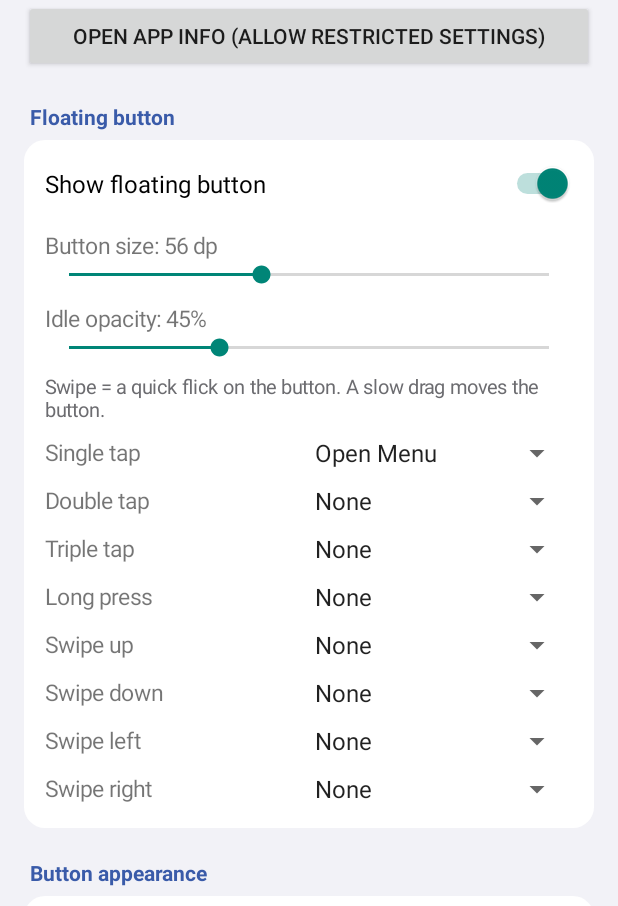
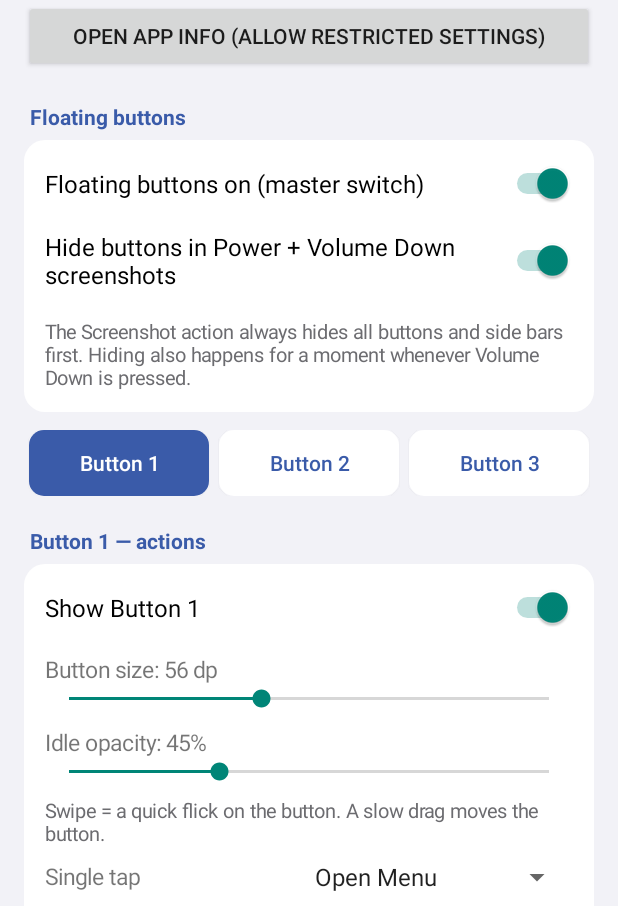
Before and after one commit to akashgupta0001/AssistiveTouch, an Android app: the screen it shows after launch (MainActivity), on a phone screen of 412 x 824 dp, the part 330-1236 px from its top. Run offline under Robolectric (Android 15) with nearby library versions, the phone set to English and light mode, and no system bars.

Commit message:
Up to 3 floating buttons with own actions and look; hide from screenshots
Co-Authored-By: Claude Opus 5.5 <noreply@anthropic.com>
Claude-Session: https://claude.ai/code/session_01VwgdVw3tWSfTffDjjGrg13

```diff
--- a/app/src/main/java/com/assistive/touch/FloatingButtonView.java
+++ b/app/src/main/java/com/assistive/touch/FloatingButtonView.java
@@ -30,26 +30,29 @@ public class FloatingButtonView extends View {
     private boolean circle;
     private Bitmap photo;
 
-    public FloatingButtonView(Context context) {
+    private final int index;
+
+    public FloatingButtonView(Context context, int index) {
         super(context);
+        this.index = index;
         setContentDescription(context.getString(R.string.app_name));
         loadStyle();
     }
 
-    public static File photoFile(Context c) {
-        return new File(c.getFilesDir(), Prefs.PHOTO_FILE);
+    public static File photoFile(Context c, int index) {
+        return new File(c.getFilesDir(), Prefs.photoFileName(index));
     }
 
     /** Re-read colours, shape and photo from settings. */
     public void loadStyle() {
         SharedPreferences p = Prefs.get(getContext());
-        bgColor = p.getInt(Prefs.KEY_BG_COLOR, Prefs.DEFAULT_BG_COLOR);
-        bgAlpha = p.getInt(Prefs.KEY_BG_ALPHA, Prefs.DEFAULT_BG_ALPHA);
-        iconColor = p.getInt(Prefs.KEY_ICON_COLOR, Prefs.DEFAULT_ICON_COLOR);
-        circle = "circle".equals(p.getString(Prefs.KEY_SHAPE, "rounded"));
+        bgColor = p.getInt(Prefs.bkey(index, Prefs.KEY_BG_COLOR), Prefs.DEFAULT_BG_COLOR);
+        bgAlpha = p.getInt(Prefs.bkey(index, Prefs.KEY_BG_ALPHA), Prefs.DEFAULT_BG_ALPHA);
+        iconColor = p.getInt(Prefs.bkey(index, Prefs.KEY_ICON_COLOR), Prefs.DEFAULT_ICON_COLOR);
+        circle = "circle".equals(p.getString(Prefs.bkey(index, Prefs.KEY_SHAPE), "rounded"));
         photo = null;
-        if (p.getLong(Prefs.KEY_PHOTO, 0) != 0) {
-            File f = photoFile(getContext());
+        if (p.getLong(Prefs.bkey(index, Prefs.KEY_PHOTO), 0) != 0) {
+            File f = photoFile(getContext(), index);
             if (f.exists()) {
                 try { photo = BitmapFactory.decodeFile(f.getPath()); } catch (Throwable ignored) { }
             }
--- a/app/src/main/java/com/assistive/touch/MainActivity.java
+++ b/app/src/main/java/com/assistive/touch/MainActivity.java
@@ -42,6 +42,9 @@ public class MainActivity extends Activity {
     private Button btnEnable;
     private TextView sidebarCount;
     private FloatingButtonView preview;
+    private LinearLayout buttonSection;
+    private final Button[] tabButtons = new Button[Prefs.BUTTON_COUNT];
+    private int currentButton;
     private final List<Runnable> refreshers = new ArrayList<>();
     private static final int REQ_PHOTO = 41;
 
@@ -83,30 +86,40 @@ public class MainActivity extends Activity {
                 Settings.ACTION_APPLICATION_DETAILS_SETTINGS, Uri.parse("package:" + getPackageName()))));
         root.addView(appInfo);
 
-        // ---- floating button
-        root.addView(header("Floating button"));
-        LinearLayout fb = card(root);
-        switchRow(fb, "Show floating button", Prefs.KEY_ENABLED, true);
-        seekRow(fb, "Button size", Prefs.KEY_SIZE, 40, 80, Prefs.DEFAULT_SIZE, "%d dp");
-        seekRow(fb, "Idle opacity", Prefs.KEY_IDLE_ALPHA, 20, 100, Prefs.DEFAULT_IDLE_ALPHA, "%d%%");
-        fb.addView(note("Swipe = a quick flick on the button. A slow drag moves the button."));
-        actionRow(fb, "Single tap", Prefs.KEY_TAP);
-        actionRow(fb, "Double tap", Prefs.KEY_DOUBLE);
-        actionRow(fb, "Triple tap", Prefs.KEY_TRIPLE);
-        actionRow(fb, "Long press", Prefs.KEY_LONG);
-        actionRow(fb, "Swipe up", Prefs.KEY_SWIPE_UP);
-        actionRow(fb, "Swipe down", Prefs.KEY_SWIPE_DOWN);
-        actionRow(fb, "Swipe left", Prefs.KEY_SWIPE_LEFT);
-        actionRow(fb, "Swipe right", Prefs.KEY_SWIPE_RIGHT);
+        // ---- floating buttons
+        root.addView(header("Floating buttons"));
+        LinearLayout gm = card(root);
+        switchRow(gm, "Floating buttons on (master switch)", Prefs.KEY_BUTTONS_MASTER, true);
+        switchRow(gm, "Hide buttons in Power + Volume Down screenshots", Prefs.KEY_HIDE_ON_VOLUME, true);
+        gm.addView(note("The Screenshot action always hides all buttons and side bars first. "
+                + "Hiding also happens for a moment whenever Volume Down is pressed."));
 
-        // ---- appearance
-        appearanceSection(root);
+        LinearLayout tabs = new LinearLayout(this);
+        tabs.setOrientation(LinearLayout.HORIZONTAL);
+        tabs.setPadding(0, dp(12), 0, 0);
+        for (int i = 0; i < Prefs.BUTTON_COUNT; i++) {
+            final int idx = i;
+            Button t = new Button(this);
+            t.setText("Button " + (i + 1));
+            t.setAllCaps(false);
+            t.setOnClickListener(v -> selectButton(idx));
+            LinearLayout.LayoutParams lp = new LinearLayout.LayoutParams(0, dp(44), 1f);
+            lp.leftMargin = dp(3);
+            lp.rightMargin = dp(3);
+            tabs.addView(t, lp);
+            tabButtons[i] = t;
+        }
+        root.addView(tabs);
+        buttonSection = new LinearLayout(this);
+        buttonSection.setOrientation(LinearLayout.VERTICAL);
+        root.addView(buttonSection);
+        selectButton(0);
 
         // ---- quick settings tiles
         root.addView(header("Quick Settings tiles"));
         LinearLayout qs = card(root);
         qs.addView(note("Pull down Quick Settings, tap the pencil / Edit icon and drag these tiles in: "
-                + "\"Floating button\" (on/off), \"Side bars\" (on/off) and \"App Sidebar\" (opens your apps)."));
+                + "\"Floating buttons\" (on/off), \"Side bars\" (on/off) and \"App Sidebar\" (opens your apps)."));
 
         // ---- edge bars
         root.addView(header("Side bars"));
@@ -143,8 +156,39 @@ public class MainActivity extends Activity {
 
     // ------------------------------------------------------------ appearance
 
-    private void appearanceSection(LinearLayout root) {
-        root.addView(header("Button appearance"));
+    /** Show the settings of one floating button (1, 2 or 3). */
+    private void selectButton(int index) {
+        currentButton = index;
+        for (int i = 0; i < tabButtons.length; i++) {
+            GradientDrawable g = new GradientDrawable();
+            g.setCornerRadius(dp(10));
+            g.setColor(i == index ? 0xFF3A5BA9 : 0xFFFFFFFF);
+            tabButtons[i].setBackground(g);
+            tabButtons[i].setTextColor(i == index ? Color.WHITE : 0xFF3A5BA9);
+        }
+        buttonSection.removeAllViews();
+        String n = "Button " + (index + 1);
+
+        buttonSection.addView(header(n + " — actions"));
+        LinearLayout fb = card(buttonSection);
+        switchRow(fb, "Show " + n, Prefs.bkey(index, Prefs.KEY_ENABLED), index == 0);
+        seekRow(fb, "Button size", Prefs.bkey(index, Prefs.KEY_SIZE), 40, 80, Prefs.DEFAULT_SIZE, "%d dp");
+        seekRow(fb, "Idle opacity", Prefs.bkey(index, Prefs.KEY_IDLE_ALPHA), 20, 100, Prefs.DEFAULT_IDLE_ALPHA, "%d%%");
+        fb.addView(note("Swipe = a quick flick on the button. A slow drag moves the button."));
+        actionRow(fb, "Single tap", Prefs.bkey(index, Prefs.KEY_TAP));
+        actionRow(fb, "Double tap", Prefs.bkey(index, Prefs.KEY_DOUBLE));
+        actionRow(fb, "Triple tap", Prefs.bkey(index, Prefs.KEY_TRIPLE));
+        actionRow(fb, "Long press", Prefs.bkey(index, Prefs.KEY_LONG));
+        actionRow(fb, "Swipe up", Prefs.bkey(index, Prefs.KEY_SWIPE_UP));
+        actionRow(fb, "Swipe down", Prefs.bkey(index, Prefs.KEY_SWIPE_DOWN));
+        actionRow(fb, "Swipe left", Prefs.bkey(index, Prefs.KEY_SWIPE_LEFT));
+        actionRow(fb, "Swipe right", Prefs.bkey(index, Prefs.KEY_SWIPE_RIGHT));
+
+        appearanceSection(buttonSection, index);
+    }
+
+    private void appearanceSection(LinearLayout root, int index) {
+        root.addView(header("Button " + (index + 1) + " — appearance"));
         LinearLayout c = card(root);
 
         FrameLayout box = new FrameLayout(this);
@@ -153,7 +197,7 @@ public class MainActivity extends Activity {
         boxBg.setColor(0xFFB0B4BA);
         boxBg.setCornerRadius(dp(12));
         box.setBackground(boxBg);
-        preview = new FloatingButtonView(this);
+        preview = new FloatingButtonView(this, index);
         box.addView(preview, new FrameLayout.LayoutParams(dp(64), dp(64), Gravity.CENTER));
         c.addView(box, new LinearLayout.LayoutParams(LinearLayout.LayoutParams.MATCH_PARENT, dp(96)));
 
@@ -172,25 +216,25 @@ public class MainActivity extends Activity {
         Button clear = new Button(this);
         clear.setText("Remove photo");
         clear.setOnClickListener(v -> {
-            FloatingButtonView.photoFile(this).delete();
-            prefs.edit().putLong(Prefs.KEY_PHOTO, 0).apply();
+            FloatingButtonView.photoFile(this, index).delete();
+            prefs.edit().putLong(Prefs.bkey(index, Prefs.KEY_PHOTO), 0).apply();
             preview.loadStyle();
         });
         photoRow.addView(pick, new LinearLayout.LayoutParams(0, LinearLayout.LayoutParams.WRAP_CONTENT, 1f));
         photoRow.addView(clear, new LinearLayout.LayoutParams(0, LinearLayout.LayoutParams.WRAP_CONTENT, 1f));
         c.addView(photoRow);
 
-        colorRow(c, "Button colour", Prefs.KEY_BG_COLOR, Prefs.DEFAULT_BG_COLOR);
-        colorRow(c, "Icon colour", Prefs.KEY_ICON_COLOR, Prefs.DEFAULT_ICON_COLOR);
-        seekRow(c, "Button colour opacity", Prefs.KEY_BG_ALPHA, 10, 100, Prefs.DEFAULT_BG_ALPHA, "%d%%");
+        colorRow(c, "Button colour", Prefs.bkey(index, Prefs.KEY_BG_COLOR), Prefs.DEFAULT_BG_COLOR);
+        colorRow(c, "Icon colour", Prefs.bkey(index, Prefs.KEY_ICON_COLOR), Prefs.DEFAULT_ICON_COLOR);
+        seekRow(c, "Button colour opacity", Prefs.bkey(index, Prefs.KEY_BG_ALPHA), 10, 100, Prefs.DEFAULT_BG_ALPHA, "%d%%");
 
         Switch round = new Switch(this);
         round.setText("Circle shape");
         round.setTextSize(TypedValue.COMPLEX_UNIT_SP, 16);
         round.setPadding(0, dp(10), 0, dp(10));
-        round.setChecked("circle".equals(prefs.getString(Prefs.KEY_SHAPE, "rounded")));
+        round.setChecked("circle".equals(prefs.getString(Prefs.bkey(index, Prefs.KEY_SHAPE), "rounded")));
         round.setOnCheckedChangeListener((b, on) -> {
-            prefs.edit().putString(Prefs.KEY_SHAPE, on ? "circle" : "rounded").apply();
+            prefs.edit().putString(Prefs.bkey(index, Prefs.KEY_SHAPE), on ? "circle" : "rounded").apply();
             preview.loadStyle();
         });
         c.addView(round);
@@ -244,6 +288,7 @@ public class MainActivity extends Activity {
         if (requestCode != REQ_PHOTO || resultCode != RESULT_OK || data == null || data.getData() == null) return;
         Intent crop = new Intent(this, CropActivity.class);
         crop.setData(data.getData());
+        crop.putExtra("index", currentButton);
         crop.addFlags(Intent.FLAG_GRANT_READ_URI_PERMISSION);
         startActivity(crop);
     }
--- a/app/src/main/java/com/assistive/touch/Prefs.java
+++ b/app/src/main/java/com/assistive/touch/Prefs.java
@@ -47,6 +47,11 @@ public final class Prefs {
     public static final String LEFT = "L";
     public static final String RIGHT = "R";
 
+    // Multiple floating buttons: button 0 uses the plain keys, buttons 1 and 2 add "_b1" / "_b2".
+    public static final int BUTTON_COUNT = 3;
+    public static final String KEY_BUTTONS_MASTER = "buttons_master";
+    public static final String KEY_HIDE_ON_VOLUME = "hide_on_vol_down";
+
     public static final int DEFAULT_SIZE = 56;       // dp
     public static final int DEFAULT_IDLE_ALPHA = 45; // percent
 
@@ -54,6 +59,28 @@ public final class Prefs {
 
     public static SharedPreferences get(Context c) {
         return c.getSharedPreferences(NAME, Context.MODE_PRIVATE);
+    }
+
+    public static String bkey(int index, String base) {
+        return index == 0 ? base : base + "_b" + index;
+    }
+
+    public static int buttonIndexOfKey(String key) {
+        for (int i = 1; i < BUTTON_COUNT; i++) if (key.endsWith("_b" + i)) return i;
+        return 0;
+    }
+
+    public static String baseKey(String key) {
+        int i = buttonIndexOfKey(key);
+        return i == 0 ? key : key.substring(0, key.length() - ("_b" + i).length());
+    }
+
+    public static boolean buttonEnabled(SharedPreferences p, int index) {
+        return p.getBoolean(KEY_BUTTONS_MASTER, true) && p.getBoolean(bkey(index, KEY_ENABLED), index == 0);
+    }
+
+    public static String photoFileName(int index) {
+        return index == 0 ? PHOTO_FILE : "button_photo_" + index + ".png";
     }
 
     public static String edgeKey(String side, String name) {
@@ -79,7 +106,7 @@ public final class Prefs {
     }
 
     public static String defaultActionId(String key) {
-        if (KEY_TAP.equals(key)) return Action.MENU.id;
+        if (KEY_TAP.equals(baseKey(key))) return Action.MENU.id;
         if (key.startsWith(EDGE_PREFIX) && (key.endsWith("_tap") || key.endsWith("_in"))) {
             return Action.SIDEBAR.id;
         }
--- a/app/src/main/res/values/strings.xml
+++ b/app/src/main/res/values/strings.xml
@@ -2,7 +2,7 @@
 <resources>
     <string name="app_name">AssistiveTouch</string>
     <string name="service_label">AssistiveTouch</string>
-    <string name="service_description">Shows a floating iPhone-style AssistiveTouch button. It uses accessibility only to perform actions you tap (Home, Back, Recents, Screenshot, Lock screen and more). It does not read your screen content.</string>
+    <string name="service_description">Shows a floating iPhone-style AssistiveTouch button. It uses accessibility only to perform actions you tap (Home, Back, Recents, Screenshot, Lock screen and more). It watches only the Volume Down key, to hide the buttons during Power + Volume screenshots (key presses are never blocked or stored). It does not read your screen content.</string>
 
     <string name="status_on">AssistiveTouch is ON</string>
     <string name="status_off">AssistiveTouch is OFF</string>
--- a/app/src/main/res/xml/assistive_service.xml
+++ b/app/src/main/res/xml/assistive_service.xml
@@ -2,7 +2,8 @@
 <accessibility-service xmlns:android="http://schemas.android.com/apk/res/android"
     android:accessibilityEventTypes="typeWindowStateChanged"
     android:accessibilityFeedbackType="feedbackGeneric"
-    android:accessibilityFlags="flagDefault"
+    android:accessibilityFlags="flagDefault|flagRequestFilterKeyEvents"
+    android:canRequestFilterKeyEvents="true"
     android:canRetrieveWindowContent="false"
     android:notificationTimeout="100"
     android:description="@string/service_description"
```
Also changed, not shown: app/src/main/java/com/assistive/touch/AssistiveTouchService.java (+235 -159 lines), app/src/main/java/com/assistive/touch/ButtonTileService.java (+4 -4 lines), app/src/main/java/com/assistive/touch/CropActivity.java (+5 -3 lines).
